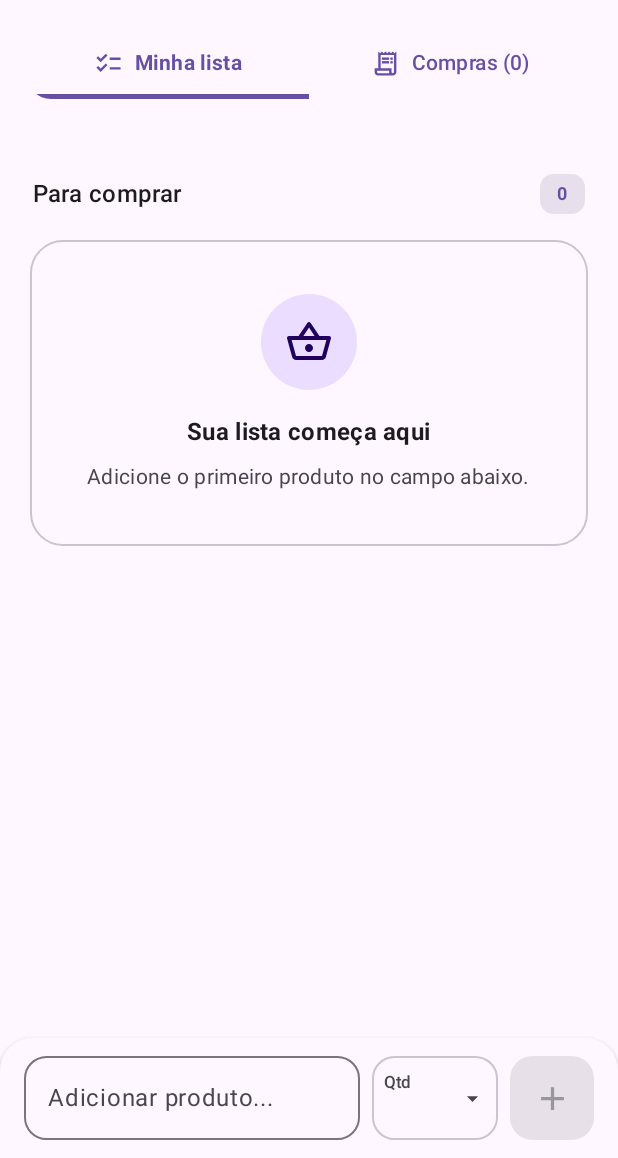
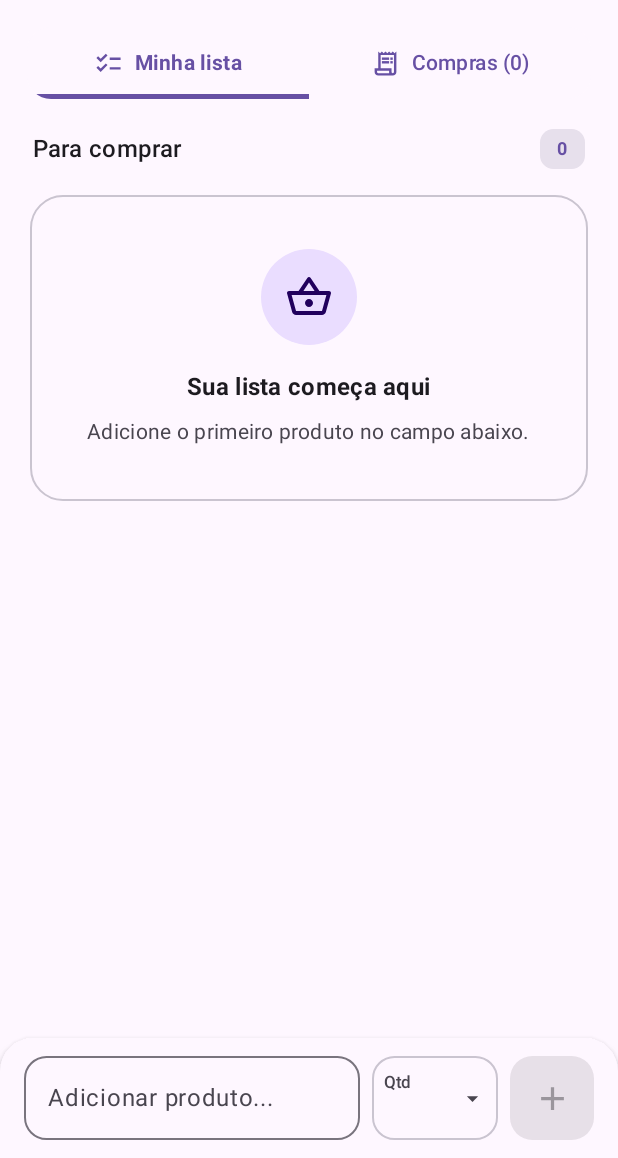
Before and after one commit to brandtgustavo2001-afk/mercado-facil, an Android app built with Jetpack Compose: the composable ShoppingContent called with empty values, on a phone screen of 412 x 824 dp, the part 78-1236 px from its top. Run offline under Robolectric (Android 15) with nearby library versions, the phone set to English and light mode, and no system bars; our stand-ins replace Room's generated code.

Commit message:
style: hide list metadata above shopping items

```diff
--- a/app/build.gradle.kts
+++ b/app/build.gradle.kts
@@ -13,8 +13,8 @@ android {
         applicationId = "br.com.mercadofacil"
         minSdk = 26
         targetSdk = 36
-        versionCode = providers.gradleProperty("versionCode").orElse("10012").get().toInt()
-        versionName = providers.gradleProperty("versionName").orElse("1.0.12").get()
+        versionCode = providers.gradleProperty("versionCode").orElse("10013").get().toInt()
+        versionName = providers.gradleProperty("versionName").orElse("1.0.13").get()
         buildConfigField("String", "UPDATE_REPOSITORY", "\"brandtgustavo2001-afk/mercado-facil\"")
         buildConfigField("String", "SUPABASE_URL", "\"https://igehbjnutmhkqfdlrndx.supabase.co\"")
         buildConfigField("String", "SUPABASE_PUBLIC_KEY", "\"sb_publishable_sev643ZP8Ctxocw5uL3f7A_rgGrZska\"")
--- a/app/src/main/java/br/com/mercadofacil/ui/ShoppingContent.kt
+++ b/app/src/main/java/br/com/mercadofacil/ui/ShoppingContent.kt
@@ -80,7 +80,6 @@ import java.util.Locale
 
 @OptIn(ExperimentalMaterial3Api::class)
 @Composable fun ShoppingContent(
-    listName: String,
     products: List<ShoppingItem>,
     purchases: List<PurchaseHistory>,
     selectedTab: Int,
@@ -94,7 +93,6 @@ import java.util.Locale
     onComplete: () -> Unit,
     onEdit: (ShoppingItem) -> Unit,
     onDelete: (ShoppingItem) -> Unit,
-    syncStatus: String? = null,
     loading: Boolean = false,
     adding: Boolean = false,
     paying: Boolean = false,
@@ -191,14 +189,6 @@ import java.util.Locale
                 Modifier.fillMaxSize().widthIn(max = 640.dp),
                 contentPadding = PaddingValues(start = 20.dp, end = 20.dp, top = 14.dp, bottom = 28.dp)
             ) {
-                if (listName != "Minha lista" || syncStatus != null) item("list-name") {
-                    Text(listName, style = MaterialTheme.typography.labelMedium,
-                        color = MaterialTheme.colorScheme.onSurfaceVariant,
-                        modifier = Modifier.padding(start = 2.dp, bottom = 14.dp))
-                    if (syncStatus != null) Text("Compartilhada · $syncStatus", style = MaterialTheme.typography.bodySmall,
-                        color = MaterialTheme.colorScheme.onSurfaceVariant,
-                        modifier = Modifier.padding(start = 2.dp, bottom = 14.dp))
-                }
                 if (pending.isNotEmpty() || selected.isEmpty()) item("pending-heading") { SectionTitle("Para comprar", pending.size) }
                 if (products.isEmpty()) item("empty") { EmptyState("Sua lista começa aqui", "Adicione o primeiro produto no campo abaixo.") }
                 items(pending, key = { it.id }) { product ->
--- a/app/src/main/java/br/com/mercadofacil/ui/ShoppingScreen.kt
+++ b/app/src/main/java/br/com/mercadofacil/ui/ShoppingScreen.kt
@@ -33,7 +33,6 @@ import br.com.mercadofacil.viewmodel.MainViewModel
     val selected by vm.selectedList.collectAsStateWithLifecycle()
     val config by vm.settings.collectAsStateWithLifecycle()
     val message by vm.message.collectAsStateWithLifecycle()
-    val syncStatus by vm.app.sync.status.collectAsStateWithLifecycle()
     val current = lists.find { it.id == selected } ?: lists.firstOrNull { it.status == "active" }
     val currentProducts = products.filter { it.listId == current?.id }
     var draft by rememberSaveable { mutableStateOf("") }
@@ -69,8 +68,7 @@ import br.com.mercadofacil.viewmodel.MainViewModel
             topBar = { TopAppBar(title = { Text("Ajustes") }, navigationIcon = { IconButton(onClick = { advanced = false }) { Icon(Icons.AutoMirrored.Outlined.ArrowBack, "Voltar à lista") } }) }
         ) { padding -> SettingsScreen(vm, Modifier.padding(padding)) }
         else ShoppingContent(
-            listName = current?.name ?: "Minha lista", products = currentProducts, purchases = purchases,
-            syncStatus = if (current?.shared == true) syncStatus else null,
+            products = currentProducts, purchases = purchases,
             selectedTab = tab, onTabChange = { tab = it }, draft = draft,
             onDraftChange = { draft = it; inputError = null },
             quantity = quantity, onQuantityChange = { quantity = it; quantityError = null },
```
Also changed, not shown: 4 other files.
